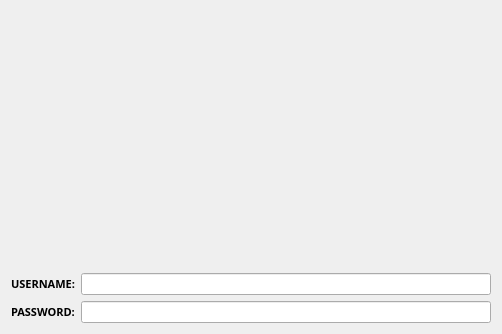
Old version of the form login.ui in the repository markytools/sume-borrower-app.
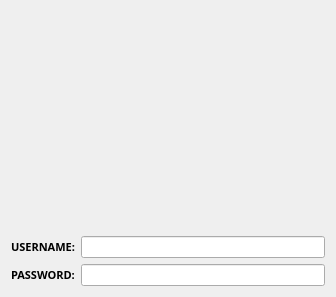
New version of the form.

What changed in the file:
```diff
--- a/login.ui
+++ b/login.ui
@@ -6,8 +6,8 @@
    <rect>
     <x>0</x>
     <y>0</y>
-    <width>502</width>
-    <height>334</height>
+    <width>336</width>
+    <height>297</height>
    </rect>
   </property>
   <property name="windowTitle">
```
